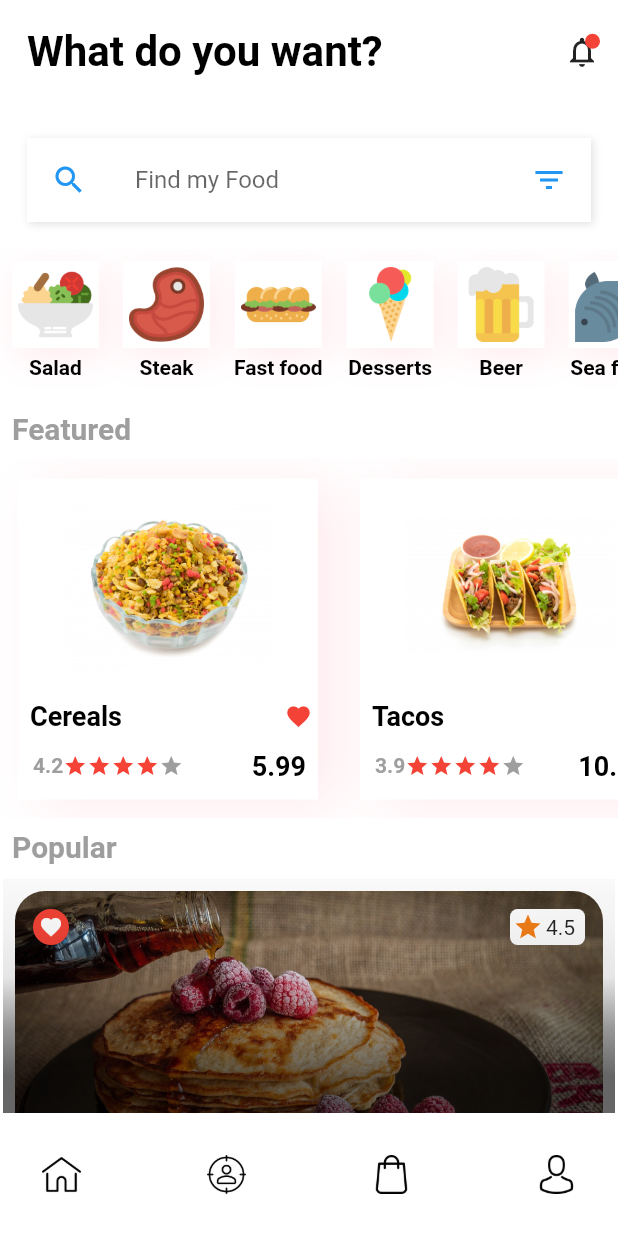
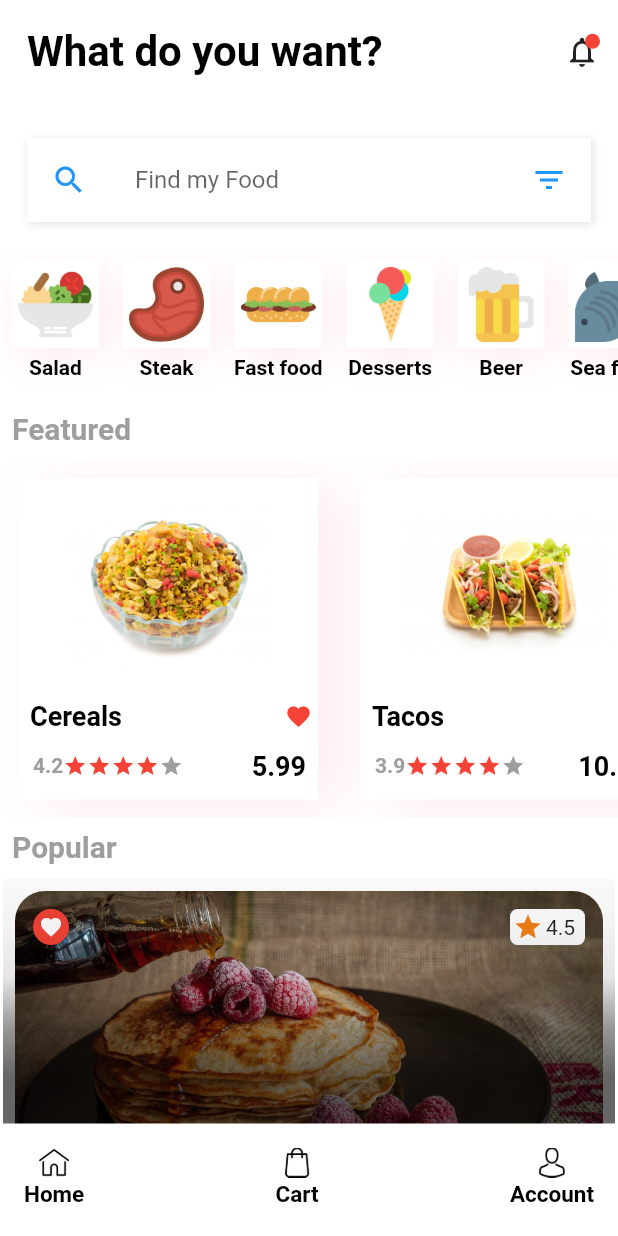
Before and after one commit to vedarths/chatapps, a Flutter app: the HomePage screen opened by its route, on a phone screen of 412 x 824 dp. Run offline on Flutter 3.47's test engine with Material 2 defaults, Android fonts, the phone set to English and light mode, and no system bars; our stand-ins replace carousel_pro; Roboto replaces fonts that are missing (Monteserrat); project files that could hold a hidden picture were left out.

Commit message:
add titles to bottom bar icons

```diff
--- a/lib/src/screens/home.dart
+++ b/lib/src/screens/home.dart
@@ -1,11 +1,15 @@
 import 'dart:ui';
 
+import 'package:chatapps/src/helpers/scrwen_navigation.dart';
+import 'package:chatapps/src/widgets/bottom_navigaton.dart';
 import 'package:chatapps/src/widgets/categories.dart';
 import 'package:chatapps/src/widgets/featured_products.dart';
 import 'package:chatapps/src/widgets/small_floating_button.dart';
 import 'package:chatapps/src/widgets/title.dart';
 import 'package:flutter/material.dart';
 import 'package:chatapps/src/helpers/commons.dart';
+
+import 'bag.dart';
 
 class HomePage extends StatefulWidget {
   @override
@@ -214,43 +218,54 @@ class _HomePageState extends State<HomePage> {
           ),
         ),
       ])),
-      bottomNavigationBar: Padding(
-        padding: const EdgeInsets.all(20.0),
-        child: Container(
+      bottomNavigationBar: Container(
+        height: 75,
         color: WHITE,
+        child: Padding(
+          padding: const EdgeInsets.all(8.0),
           child: Row(
               mainAxisAlignment: MainAxisAlignment.spaceBetween,
               children: <Widget>[
                 Padding(
                   padding: const EdgeInsets.all(8.0),
-                child: Image.asset(
+                  child: Column(
+                    children: <Widget>[
+                      Image.asset(
                         'images/home.png',
-                    width: 26,
-                    height: 26,
+                        width: 20,
+                        height: 20,
+                      ),
+                      SizedBox(height: 2,),
+                      CustomText(text: 'Home', size: 15)
+                    ],
                   ),
                 ),
                 Padding(
                   padding: const EdgeInsets.all(8.0),
-                child: Image.asset(
-                  'images/target.png',
-                  width: 26,
-                  height: 26,
+                  child: Column(
+                    children: <Widget> [
+                      Image.asset(
+                        'images/shopping-bag.png',
+                        width: 20,
+                        height: 20,
+                      ),
+                      SizedBox(height: 2,),
+                      CustomText(text: 'Cart', size: 15)
+                    ],
                   ),
                 ),
                 Padding(
                   padding: const EdgeInsets.all(8.0),
-                child: Image.asset(
-                  'images/shopping-bag.png',
-                  width: 26,
-                  height: 26,
+                  child: Column(
+                    children: <Widget> [
+                      Image.asset(
+                        'images/avatar.png',
+                        width: 20,
+                        height: 20,
                       ),
-              ),
-              Padding(
-                padding: const EdgeInsets.all(8.0),
-                child: Image.asset(
-                  'images/avatar.png',
-                  width: 26,
-                  height: 26,
+                      SizedBox(height: 2,),
+                      CustomText(text: 'Account', size: 15,)
+                    ],
                   ),
                 ),
               ],
```
Also changed, not shown: lib/src/screens/bag.dart (added, +13 -0 lines), lib/src/widgets/bottom_navigaton.dart (added, +29 -0 lines). Lines whose indentation alone changed are shown as unchanged.
